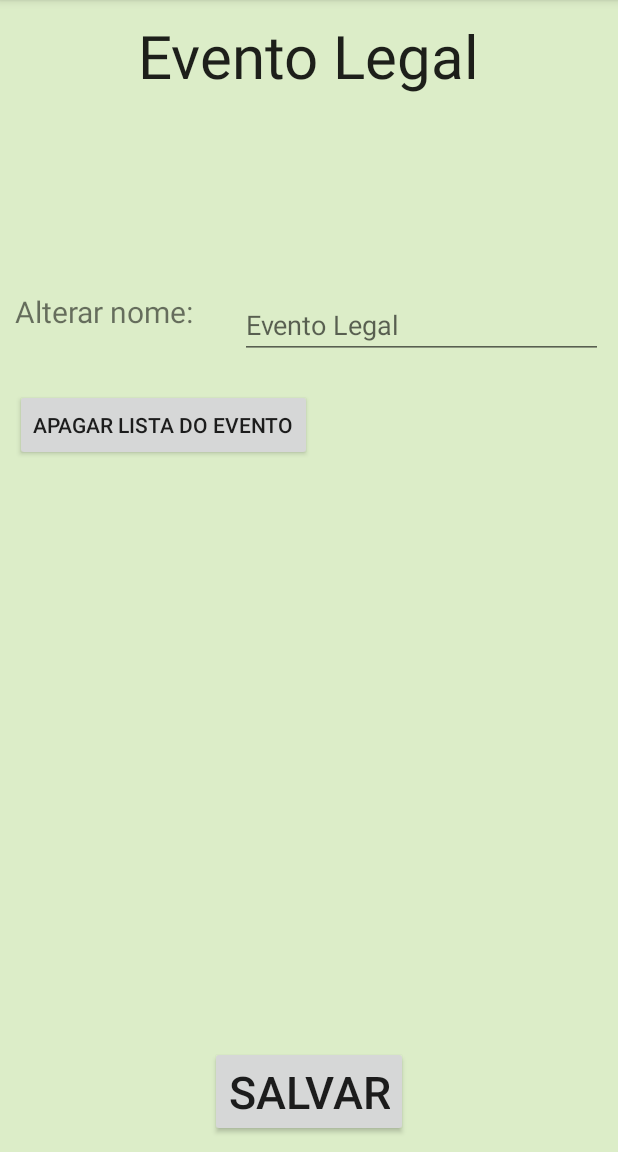
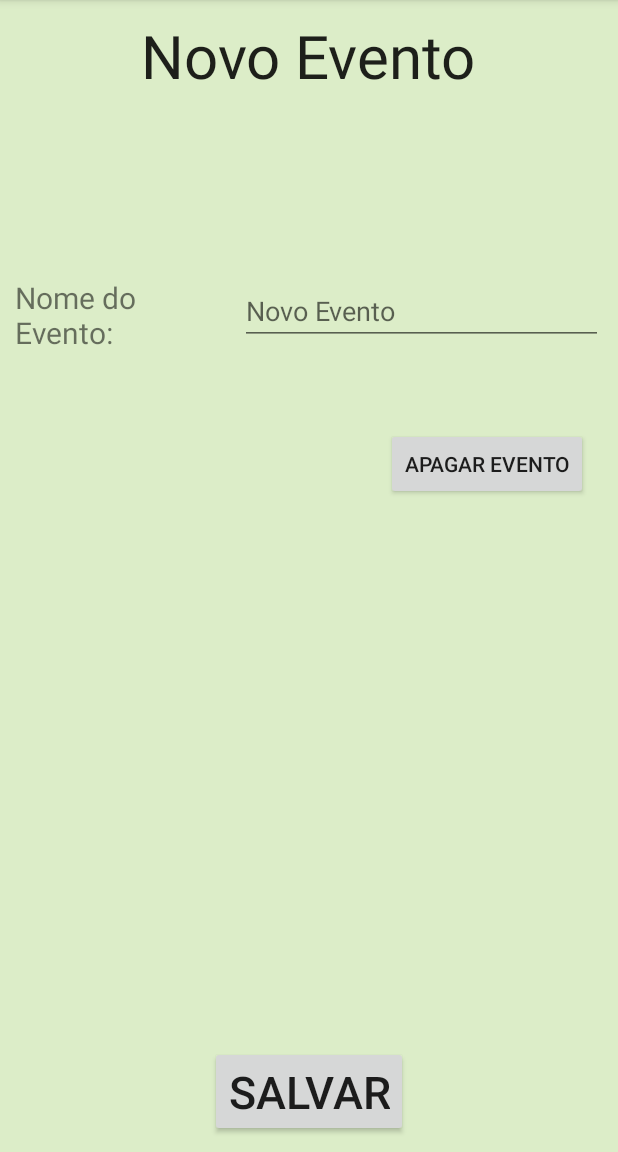
Before and after one commit to lucianalml/EcoTickets, an Android app: the screen it shows after launch (ConfigEventoActivity), in the options menu, after a tap on "Configurar Evento", on a phone screen of 412 x 824 dp, the part 84-1236 px from its top. Run offline under Robolectric (Android 15) with nearby library versions, the phone set to English and light mode, and no system bars; libraries missing offline, so code that uses them is left out: io.realm, me.dm7.barcodescanner; 18 statements that could not run were skipped.

Commit message:
Salvando nome do evento

```diff
--- a/app/src/main/java/eco_tickets/ecotickets/EcoTickets.java
+++ b/app/src/main/java/eco_tickets/ecotickets/EcoTickets.java
@@ -27,7 +27,7 @@ public class EcoTickets extends Application {
 //        Realm.deleteRealm(realmConfig);
         Realm.setDefaultConfiguration(realmConfig);
 
-        nomeEvento = "Evento Legal";
+        nomeEvento = "Novo Evento";
 
     }
 
--- a/app/src/main/java/eco_tickets/ecotickets/MainActivity.java
+++ b/app/src/main/java/eco_tickets/ecotickets/MainActivity.java
@@ -9,15 +9,24 @@ import android.view.View;
 import android.widget.Button;
 import android.widget.TextView;
 
+import io.realm.Realm;
+
 public class MainActivity extends AppCompatActivity {
 
     Button btnGerar, btnListar, btnCheckin;
     TextView tvNomeEvento;
 
+    private String nomeEvento;
+
+    private Realm realm;
+
+
     @Override
     protected void onCreate(Bundle savedInstanceState) {
         super.onCreate(savedInstanceState);
         setContentView(R.layout.activity_main);
+
+        realm = Realm.getDefaultInstance();
 
         setUI();
         setActions();
@@ -28,12 +37,39 @@ public class MainActivity extends AppCompatActivity {
     private void setUI(){
 
         btnGerar = (Button) findViewById(R.id.btn_Gerar );
-//        btnListar = (Button) findViewById(R.id.btn_ListarConvidados );
         btnCheckin = (Button) findViewById(R.id.btn_Checkin );
         tvNomeEvento = (TextView) findViewById(R.id.txt_evento);
 
-        tvNomeEvento.setText(((EcoTickets) this.getApplication()).getNomeEvento());
+// Recupera o nome do evento cadastrado se houver
+        Evento evento = realm.where(Evento.class).findFirst();
 
+// Se não há nenhum evento cadastrado insere um com o nome inicial
+        if ( evento == null ) {
+            nomeEvento = ((EcoTickets) this.getApplication()).getNomeEvento();
+            realm.beginTransaction();
+            evento = realm.createObject(Evento.class);
+            evento.setNomeEvento(nomeEvento);
+            realm.commitTransaction();
+        } else {
+
+// Recupera o nome
+            nomeEvento = evento.getNomeEvento();
+        }
+
+        tvNomeEvento.setText(nomeEvento);
+    }
+
+    @Override
+    protected void onDestroy() {
+        super.onDestroy();
+        realm.close(); // Remember to close Realm when done.
+    }
+
+
+    @Override
+    protected void onResume() {
+        super.onResume();
+        atualizaTela();
     }
 
     private void setActions(){
@@ -48,13 +84,16 @@ public class MainActivity extends AppCompatActivity {
                 fazerCheckIn(v);
             }
         });
-/*
-        btnListar.setOnClickListener( new View.OnClickListener() {
-            public void onClick(View v) {
-                listarConvidados();
-            }
-        });
-*/
+
+    }
+
+    public void atualizaTela() {
+        // Atualiza nome do evento
+        Evento evento = realm.where(Evento.class).findFirst();
+        if ( evento != null ){
+            nomeEvento = evento.getNomeEvento();
+        }
+        tvNomeEvento.setText(nomeEvento);
     }
 
     @Override
--- a/app/src/main/res/layout/activity_config_evento.xml
+++ b/app/src/main/res/layout/activity_config_evento.xml
@@ -30,7 +30,7 @@
             <TextView
                 android:layout_width="150dp"
                 android:layout_height="wrap_content"
-                android:text="Alterar nome:"
+                android:text="Nome do Evento:"
                 android:id="@+id/txt_nome_evento"
                 android:textSize="20sp"
                 android:textIsSelectable="true" />
@@ -40,15 +40,18 @@
                 android:layout_height="wrap_content"
                 android:id="@+id/edt_nome"
                 android:layout_gravity="center_horizontal"
-                android:inputType="text|textPersonName" />
+                android:inputType="textCapSentences"
+                android:maxLength="20" />
         </LinearLayout>
 
         <Button
             android:layout_width="wrap_content"
             android:layout_height="wrap_content"
-            android:text="Apagar Lista do evento"
-            android:id="@+id/btn_apagar_lista"
-            android:layout_marginTop="20dp" />
+            android:text="Apagar Evento"
+            android:id="@+id/btn_apagar"
+            android:layout_marginTop="50dp"
+            android:layout_gravity="right"
+            android:layout_marginRight="10dp" />
 
     </LinearLayout>
 
```
Also changed, not shown: app/src/main/java/eco_tickets/ecotickets/ConfigEventoActivity.java (+76 -6 lines), app/src/main/java/eco_tickets/ecotickets/Evento.java (added, +19 -0 lines), app/src/main/java/eco_tickets/ecotickets/GerarActivity.java (+13 -4 lines).
